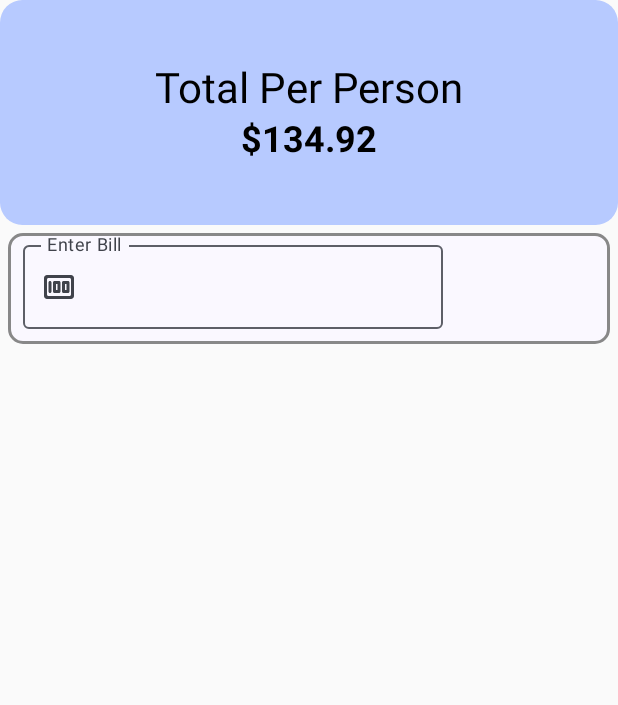
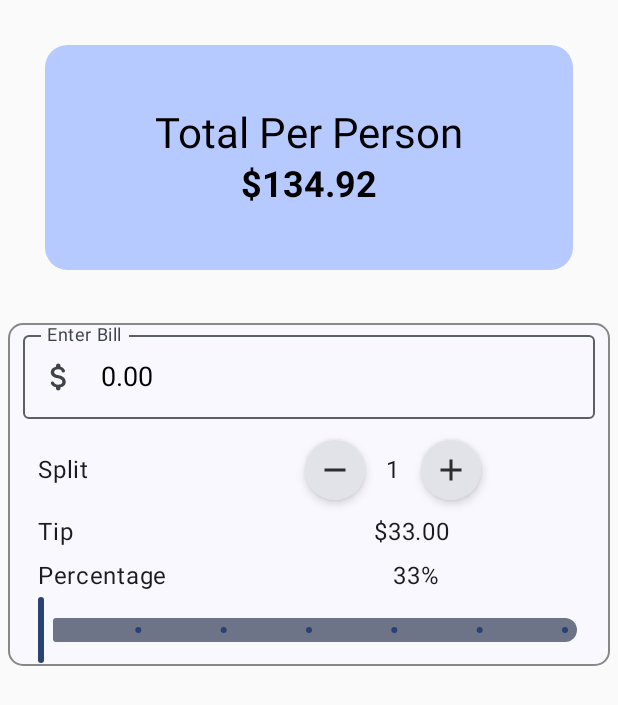
Before and after one commit to Raks-Javac/TipX, an Android app built with Jetpack Compose: the screen it shows after launch (MainActivity), on a phone screen of 412 x 824 dp. Shown: the top 705 px of the screen. Run offline under Robolectric (Android 15) with nearby library versions, the phone set to English and light mode, and no system bars.

```diff
--- a/app/src/main/java/com/example/tipx/MainActivity.kt
+++ b/app/src/main/java/com/example/tipx/MainActivity.kt
@@ -7,14 +7,26 @@ import androidx.activity.compose.setContent
 import androidx.compose.foundation.BorderStroke
 //import androidx.compose.foundation.gestures.ModifierLocalScrollableContainerProvider.value
 import androidx.compose.foundation.layout.Arrangement
+import androidx.compose.foundation.layout.Box
 import androidx.compose.foundation.layout.Column
+
+import androidx.compose.foundation.layout.Row
+import androidx.compose.foundation.layout.Spacer
 import androidx.compose.foundation.layout.fillMaxWidth
 import androidx.compose.foundation.layout.height
 import androidx.compose.foundation.layout.padding
+import androidx.compose.foundation.layout.width
 import androidx.compose.foundation.shape.CornerSize
 import androidx.compose.foundation.shape.RoundedCornerShape
 import androidx.compose.foundation.text.KeyboardActions
+import androidx.compose.material.icons.Icons
+import androidx.compose.material.icons.filled.Add
+import androidx.compose.material.icons.filled.Remove
+import androidx.compose.material.icons.rounded.Add
+import androidx.compose.material.icons.rounded.AttachMoney
+import androidx.compose.material.icons.rounded.Remove
 import androidx.compose.material3.MaterialTheme
+import androidx.compose.material3.Slider
 import androidx.compose.material3.Surface
 import androidx.compose.material3.Text
 import androidx.compose.runtime.Composable
@@ -32,6 +44,8 @@ import androidx.compose.ui.tooling.preview.Preview
 import androidx.compose.ui.unit.dp
 import com.example.tipx.component.InputField
 import com.example.tipx.ui.theme.TipXTheme
+import com.example.tipx.widgets.RoundedButtonWidget
+import java.util.logging.Logger
 
 class MainActivity : ComponentActivity() {
     override fun onCreate(savedInstanceState: Bundle?) {
@@ -65,7 +79,7 @@ fun TopHeader(totalPerPerson: Double = 134.9200) {
     // A surface container using the 'background' color from the theme
     Surface(
         modifier = Modifier
-            .fillMaxWidth()
+            .fillMaxWidth().padding(30.dp)
             .height(150.dp)
             .clip(
                 RoundedCornerShape(CornerSize(15.dp))
@@ -97,7 +111,8 @@ fun TopHeader(totalPerPerson: Double = 134.9200) {
 @Composable
 @Preview
 fun MainContent() {
-    BillForm (){ billAmt -> Log.d("AMT","$billAmt")
+    BillForm() { billAmt ->
+        Log.d("AMT", "$billAmt")
 
     }
 
@@ -105,9 +120,10 @@ fun MainContent() {
 }
 
 
+@Preview
 @OptIn(ExperimentalComposeUiApi::class)
 @Composable
-fun BillForm(modifier: Modifier = Modifier, onValueChanged: (String) -> Unit = {}){
+fun BillForm(modifier: Modifier = Modifier, onValueChanged: (String) -> Unit = {}) {
     val amount: MutableState<String> = remember {
         mutableStateOf("0.00")
     }
@@ -117,6 +133,14 @@ fun BillForm(modifier: Modifier = Modifier, onValueChanged: (String) -> Unit = {
 
     }
 
+    val splitCounter = remember{
+        mutableStateOf(1)
+    }
+  val sliderValue = remember {
+      mutableStateOf(0f)
+  }
+
+    val range = IntRange(start = 1 , endInclusive =  100)
     val keyboardController = LocalSoftwareKeyboardController.current;
 
     Surface(
@@ -124,7 +148,7 @@ fun BillForm(modifier: Modifier = Modifier, onValueChanged: (String) -> Unit = {
             .fillMaxWidth()
             .padding(5.dp),
         shape = RoundedCornerShape(corner = CornerSize(10.dp)), border = BorderStroke(
-            width = 2.dp,
+            width = 1.dp,
             color = Color.Gray
         )
 
@@ -144,6 +168,100 @@ fun BillForm(modifier: Modifier = Modifier, onValueChanged: (String) -> Unit = {
                 }
 
             )
+
+
+                Row(
+                    modifier = Modifier.padding(horizontal = 20.dp),
+                    horizontalArrangement = Arrangement.SpaceBetween,
+                    verticalAlignment = Alignment.CenterVertically
+                ) {
+                    Text(
+                        text = "Split",
+                        modifier = Modifier.align(
+                            alignment = Alignment.CenterVertically
+
+                        )
+                    )
+                    Spacer(modifier = Modifier.width(120.dp))
+                    Row (modifier = Modifier.padding(horizontal = 20.dp),
+                        horizontalArrangement =  Arrangement.End
+
+                        ){
+                        RoundedButtonWidget(
+                            imageVector = Icons.Default.Remove, onClick = {
+                                splitCounter.value =   if(splitCounter.value >1) splitCounter.value - 1 else 1
+                                Log.d("RDbutton","Remove")
+                            })
+
+                        Text(
+                        modifier= Modifier
+                            .padding(horizontal = 10.dp)
+                            .align(Alignment.CenterVertically),
+                        text = "${splitCounter.value}",)
+                        RoundedButtonWidget(
+                            imageVector = Icons.Default.Add, onClick = {
+                                splitCounter.value =   if(splitCounter.value < range.last)splitCounter.value  + 1 else splitCounter.value
+                                Log.d("RDbutton", "Add")
+                            })
+
+
+
+
+                    }
+
+            }
+Spacer(modifier = Modifier.height(5.dp))
+            //Tip Section
+            Row(
+                modifier = Modifier.padding(horizontal = 20.dp),
+                horizontalArrangement = Arrangement.SpaceBetween,
+                verticalAlignment = Alignment.CenterVertically
+            ) {
+                Text(
+                    text = "Tip",
+                    modifier = Modifier.align(
+                        alignment = Alignment.CenterVertically
+
+                    )
+                )
+                Spacer(modifier = Modifier.width(200.dp))
+                Text(text = "$33.00", modifier = Modifier.align(Alignment.CenterVertically))
+
+            }
+
+            //percentage section
+            Spacer(modifier = Modifier.height(5.dp))
+            //Tip Section
+            Row(
+                modifier = Modifier.padding(horizontal = 20.dp),
+                horizontalArrangement = Arrangement.SpaceBetween,
+                verticalAlignment = Alignment.CenterVertically
+            ) {
+                Text(
+                    text = "Percentage",
+                    modifier = Modifier.align(
+                        alignment = Alignment.CenterVertically
+
+                    )
+                )
+                Spacer(modifier = Modifier.width(150.dp))
+                Text(text = "33%", modifier = Modifier.align(Alignment.CenterVertically))
+
+            }
+
+
+            //Slider section
+            Slider(
+                modifier= Modifier.padding(horizontal = 20.dp),
+                value =sliderValue.value , onValueChange ={
+
+
+                newValue -> sliderValue.value = newValue
+            } ,
+                steps = 5,
+
+                )
+
         }
 
 
--- a/app/src/main/java/com/example/tipx/component/components.kt
+++ b/app/src/main/java/com/example/tipx/component/components.kt
@@ -1,9 +1,11 @@
 package com.example.tipx.component
 
+import androidx.compose.foundation.layout.fillMaxWidth
 import androidx.compose.foundation.layout.padding
 import androidx.compose.foundation.text.KeyboardActions
 import androidx.compose.foundation.text.KeyboardOptions
 import androidx.compose.material.icons.Icons
+import androidx.compose.material.icons.rounded.AttachMoney
 import androidx.compose.material.icons.rounded.Money
 import androidx.compose.material3.Icon
 import androidx.compose.material3.MaterialTheme
@@ -12,6 +14,7 @@ import androidx.compose.material3.Text
 import androidx.compose.runtime.Composable
 import androidx.compose.runtime.MutableState
 import androidx.compose.ui.Modifier
+import androidx.compose.ui.graphics.Color
 import androidx.compose.ui.text.TextStyle
 import androidx.compose.ui.text.input.ImeAction
 import androidx.compose.ui.text.input.KeyboardType
@@ -37,12 +40,12 @@ fun InputField(
         label = { Text(text = label) },
         keyboardOptions = KeyboardOptions(keyboardType = keyBoard, imeAction = imeAction),
         keyboardActions = onAction,
-        modifier = modifier.padding(bottom = 10.dp, start = 10.dp, end = 10.dp),
-        textStyle = TextStyle(fontSize = 18.sp, color = MaterialTheme.colorScheme.background),
+        modifier = modifier.padding(bottom = 10.dp, start = 10.dp, end = 10.dp).fillMaxWidth(),
+        textStyle = TextStyle(fontSize = 18.sp, color = Color.Black),
         singleLine = isSingleLine,
         leadingIcon = {
             Icon(
-                imageVector = Icons.Rounded.Money,
+                imageVector = Icons.Rounded.AttachMoney,
                 contentDescription = "Money Icon"
             )
         },
--- /dev/null
+++ b/app/src/main/java/com/example/tipx/widgets/widget_file.kt
@@ -0,0 +1,63 @@
+package com.example.tipx.widgets
+
+import androidx.compose.foundation.clickable
+import androidx.compose.foundation.layout.Arrangement
+import androidx.compose.foundation.layout.Column
+import androidx.compose.foundation.layout.fillMaxHeight
+import androidx.compose.foundation.layout.fillMaxWidth
+import androidx.compose.foundation.layout.padding
+import androidx.compose.foundation.layout.size
+import androidx.compose.foundation.shape.CircleShape
+import androidx.compose.material3.Card
+import androidx.compose.material3.CardDefaults
+import androidx.compose.material3.CardElevation
+import androidx.compose.material3.Icon
+import androidx.compose.material3.MaterialTheme
+import androidx.compose.material3.Text
+import androidx.compose.runtime.Composable
+import androidx.compose.ui.Alignment
+import androidx.compose.ui.Modifier
+import androidx.compose.ui.graphics.Color
+import androidx.compose.ui.graphics.vector.ImageVector
+import androidx.compose.ui.tooling.preview.Preview
+import androidx.compose.ui.unit.Dp
+import androidx.compose.ui.unit.dp
+
+
+val IconSizeAdjust: Modifier = Modifier.size(40.dp);
+
+@Composable
+fun RoundedButtonWidget(
+    modifier: Modifier = Modifier,
+    imageVector: ImageVector,
+    onClick: () -> Unit,
+    backgroundColor: Color = MaterialTheme.colorScheme.background,
+    tint: Color = Color.Black.copy(alpha = 0.8f),
+    elevation: Dp = 4.dp
+) {
+
+    Card(
+        modifier = modifier
+            .padding(4.dp)
+            .clickable {
+                onClick.invoke()
+            }
+            .then(IconSizeAdjust),
+        shape = CircleShape,
+elevation = CardDefaults.cardElevation(
+    defaultElevation = elevation),
+
+        ) {
+ Column (
+     modifier = modifier.fillMaxWidth().fillMaxHeight(),
+     horizontalAlignment = Alignment.CenterHorizontally,
+     verticalArrangement = Arrangement.Center
+     ){
+     Icon(
+
+         imageVector = imageVector, contentDescription = "Plus or minus icon",tint= tint)
+
+
+ }
+    }
+}
```
